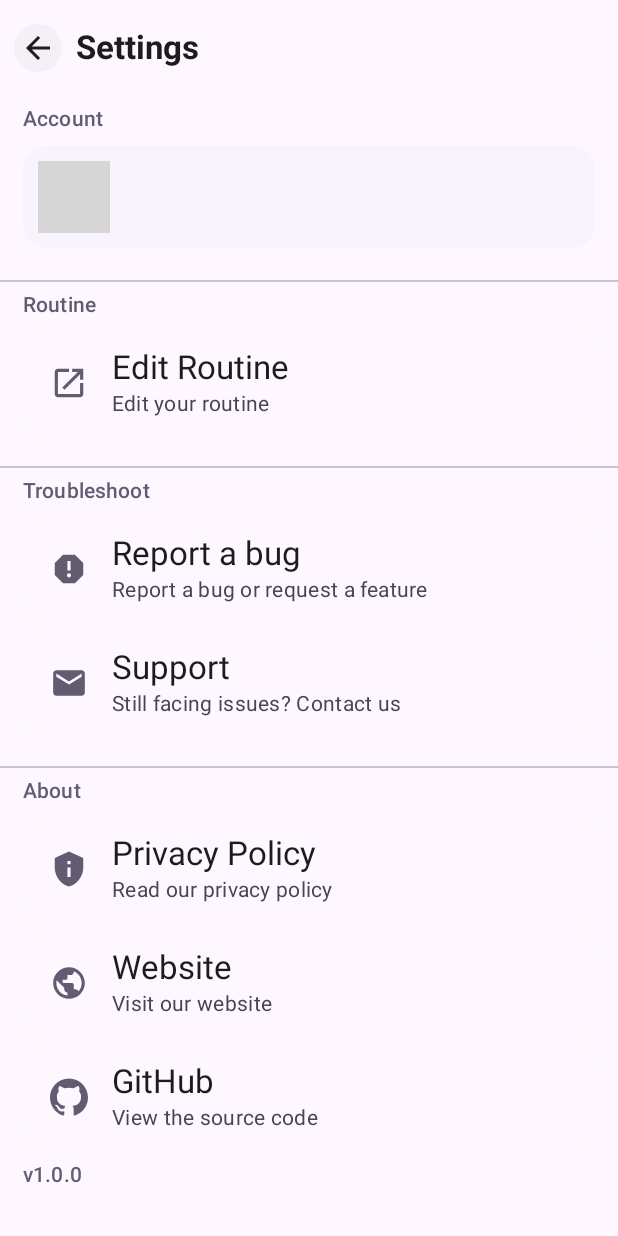
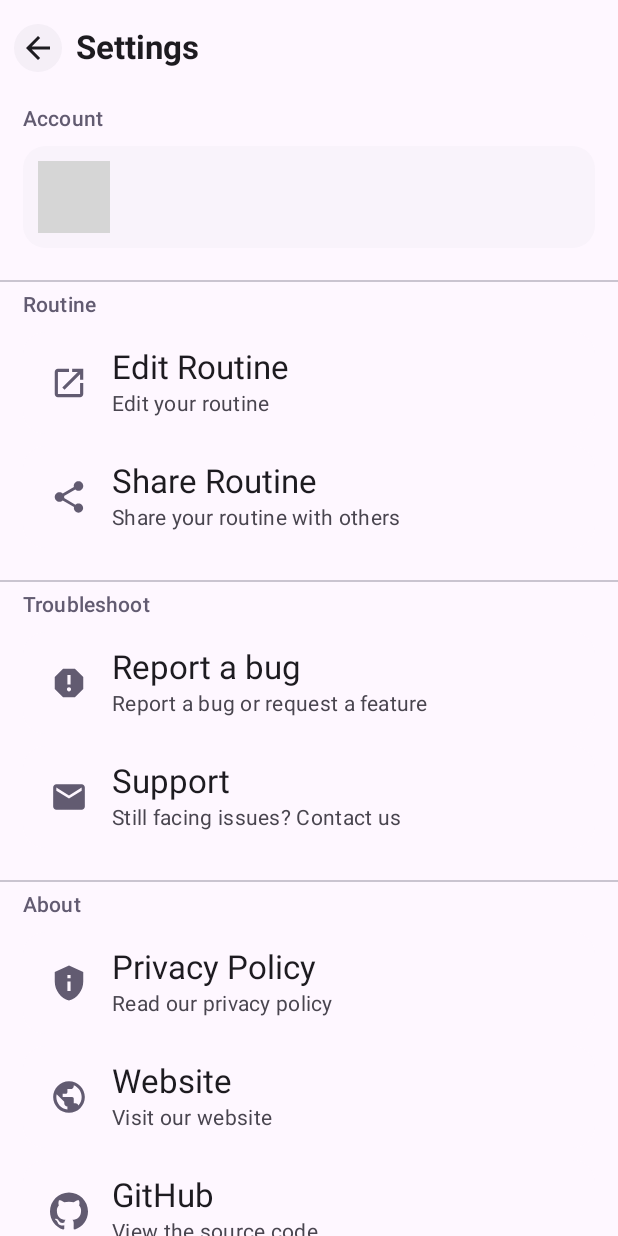
Before and after one commit to dead8309/kiitracker-app, an Android app built with Jetpack Compose: the SettingsScreen screen opened through its navigation route, on a phone screen of 412 x 824 dp. Run offline under Robolectric (Android 15) with nearby library versions, the phone set to English and light mode, and no system bars; our stand-ins replace Dagger/Hilt's generated code, Firebase (no records; nobody signed in at launch, a user with empty details on screens opened directly); pictures from the network do not load; grey boxes are pictures that could not be loaded.

Commit message:
feat: add share routine option in settings screen

```diff
--- a/app/src/main/java/com/kiitracker/Config.kt
+++ b/app/src/main/java/com/kiitracker/Config.kt
@@ -4,4 +4,7 @@ object Config {
     const val SITE_URL = "https://kiitracker.dead8309.xyz"
     const val GITHUB_URL = "https://github.com/dead8309/kiitracker-app"
     const val OWNER_MAIL = "deadyt8309@gmail.com"
+
+    fun shareRoutineContent(routineUrl: String) =
+        "🚀 Super excited to share my well-organized routine with KIITracker! 📅 Discover the ease of personalized scheduling. Check out my classes and stay on top of things. Join me on KIITracker now: $routineUrl"
 }
--- a/app/src/main/java/com/kiitracker/ui/screens/settings/SettingsScreen.kt
+++ b/app/src/main/java/com/kiitracker/ui/screens/settings/SettingsScreen.kt
@@ -1,5 +1,6 @@
 package com.kiitracker.ui.screens.settings
 
+import android.content.Intent
 import androidx.compose.foundation.background
 import androidx.compose.foundation.clickable
 import androidx.compose.foundation.layout.Column
@@ -21,6 +22,7 @@ import androidx.compose.material.icons.filled.OpenInNew
 import androidx.compose.material.icons.filled.PrivacyTip
 import androidx.compose.material.icons.filled.Public
 import androidx.compose.material.icons.filled.Report
+import androidx.compose.material.icons.filled.Share
 import androidx.compose.material3.Divider
 import androidx.compose.material3.ExperimentalMaterial3Api
 import androidx.compose.material3.Icon
@@ -35,6 +37,7 @@ import androidx.compose.runtime.remember
 import androidx.compose.runtime.setValue
 import androidx.compose.ui.Modifier
 import androidx.compose.ui.draw.clip
+import androidx.compose.ui.platform.LocalContext
 import androidx.compose.ui.platform.LocalUriHandler
 import androidx.compose.ui.text.font.FontWeight
 import androidx.compose.ui.tooling.preview.Preview
@@ -94,7 +97,7 @@ fun SettingsScreen(
             }
             item { Spacer(modifier = Modifier.height(16.dp)) }
             item { Divider() }
-            item { RoutineSection() }
+            item { RoutineSection(user = user) }
             item { Spacer(modifier = Modifier.height(16.dp)) }
             item { Divider() }
             item { TroubleShootSection() }
@@ -165,7 +168,17 @@ fun AccountSection(
 }
 
 @Composable
-fun RoutineSection() {
+fun RoutineSection(
+    user: UserData?
+) {
+    val routineUrl = "${Config.SITE_URL}/dashboard?routine=${user?.uid}"
+    val shareRoutineIntent: Intent = Intent().apply {
+        action = Intent.ACTION_SEND
+        putExtra(Intent.EXTRA_TEXT, Config.shareRoutineContent(routineUrl))
+        type = "text/plain"
+    }
+    val shareIntent = Intent.createChooser(shareRoutineIntent, null)
+    val ctx = LocalContext.current
     val handler = LocalUriHandler.current
     Section(
         title = "Routine",
@@ -177,6 +190,15 @@ fun RoutineSection() {
                 description = "Edit your routine",
                 onClick = {
                     handler.openUri("${Config.SITE_URL}/dashboard")
+                },
+                modifier = Modifier.clip(RoundedCornerShape(15.dp))
+            )
+            SettingItem(
+                icon = Icons.Default.Share,
+                title = "Share Routine",
+                description = "Share your routine with others",
+                onClick = {
+                    ctx.startActivity(shareIntent)
                 },
                 modifier = Modifier.clip(RoundedCornerShape(15.dp))
             )
--- a/app/src/main/java/com/kiitracker/ui/screens/sign_in/SignInScreen.kt
+++ b/app/src/main/java/com/kiitracker/ui/screens/sign_in/SignInScreen.kt
@@ -1,7 +1,6 @@
 package com.kiitracker.ui.screens.sign_in
 
-import android.widget.Toast
-import androidx.compose.foundation.Image
+ import androidx.compose.foundation.Image
 import androidx.compose.foundation.layout.Arrangement
 import androidx.compose.foundation.layout.Column
 import androidx.compose.foundation.layout.Row
@@ -19,10 +18,8 @@ import androidx.compose.material3.MaterialTheme
 import androidx.compose.material3.Scaffold
 import androidx.compose.material3.Text
 import androidx.compose.runtime.Composable
-import androidx.compose.runtime.LaunchedEffect
 import androidx.compose.ui.Alignment
 import androidx.compose.ui.Modifier
-import androidx.compose.ui.platform.LocalContext
 import androidx.compose.ui.res.painterResource
 import androidx.compose.ui.text.AnnotatedString
 import androidx.compose.ui.text.SpanStyle
```
